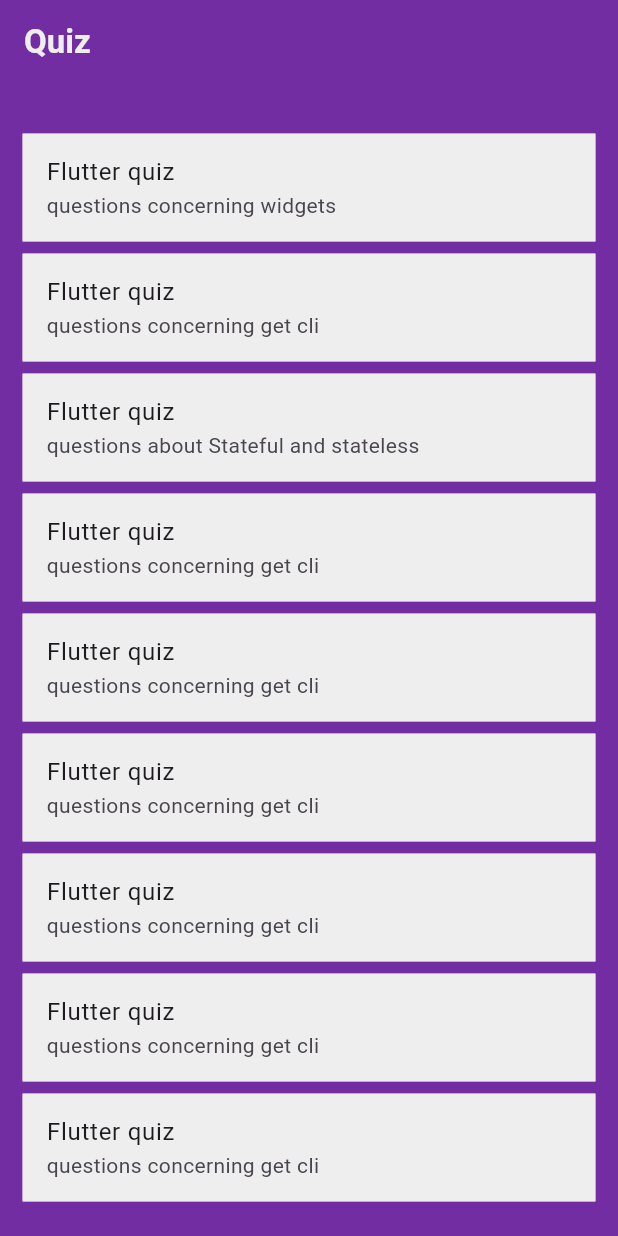
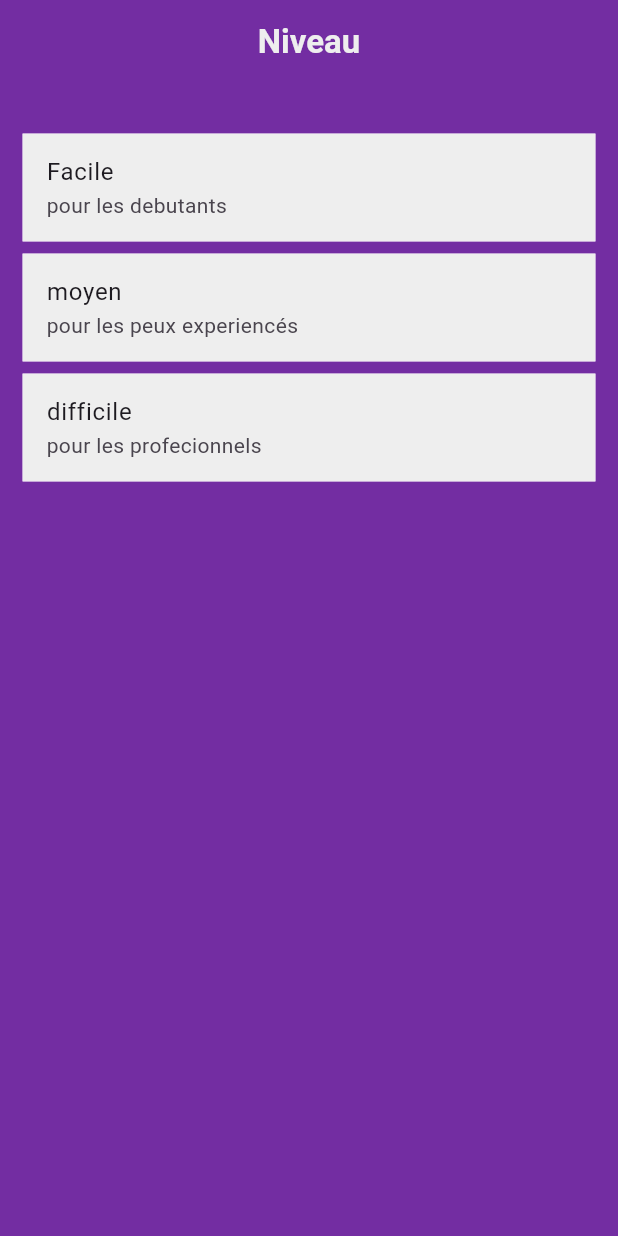
Before and after one commit to moalla-ines/codecrafter, a Flutter app: the screen it shows after launch, on a phone screen of 412 x 824 dp. Run offline on Flutter 3.47's test engine with Material 3 defaults, Android fonts, the phone set to English and light mode, and no system bars; our stand-ins replace get, google_nav_bar.

Commit message:
first commit

```diff
--- /dev/null
+++ b/lib/app/modules/niveau/bindings/niveau_binding.dart
@@ -0,0 +1,12 @@
+import 'package:get/get.dart';
+
+import '../controllers/niveau_controller.dart';
+
+class NiveauBinding extends Bindings {
+  @override
+  void dependencies() {
+    Get.lazyPut<NiveauController>(
+      () => NiveauController(),
+    );
+  }
+}
--- /dev/null
+++ b/lib/app/modules/niveau/controllers/niveau_controller.dart
@@ -0,0 +1,23 @@
+import 'package:get/get.dart';
+
+class NiveauController extends GetxController {
+  //TODO: Implement NiveauController
+
+  final count = 0.obs;
+  @override
+  void onInit() {
+    super.onInit();
+  }
+
+  @override
+  void onReady() {
+    super.onReady();
+  }
+
+  @override
+  void onClose() {
+    super.onClose();
+  }
+
+  void increment() => count.value++;
+}
--- /dev/null
+++ b/lib/app/modules/niveau/views/niveau_view.dart
@@ -0,0 +1,94 @@
+import 'package:codecrafter/app/modules/quiz/views/quiz_view.dart';
+import 'package:flutter/material.dart';
+
+import 'package:get/get.dart';
+
+import '../controllers/niveau_controller.dart';
+
+class NiveauView extends GetView<NiveauController> {
+  const NiveauView({Key? key}) : super(key: key);
+
+  @override
+  Widget build(BuildContext context) {
+    return Scaffold(
+        backgroundColor: Color(0xFFF732DA2),
+
+
+      appBar: AppBar(
+        backgroundColor: const Color(0xFFF732DA2) ,
+        title: Text('Niveau', style: TextStyle(color: Colors.grey.shade200, fontWeight: FontWeight.bold),   ),
+        centerTitle: true,
+      ),
+      body: SingleChildScrollView(
+
+        child: Center(
+          child: Container(
+            padding: EdgeInsets.all(15),
+            child: Column(
+              mainAxisAlignment: MainAxisAlignment.center,
+              children: <Widget>[
+                SizedBox(height: 10),
+                buildHeroTile(
+                  context,
+                  'niveau 01 ',
+                  'Facile',
+                  'pour les debutants',
+                  Colors.grey.shade200,
+                  SizedBox(height: 2),
+                  Container(
+                    padding: EdgeInsets.all(3),
+                  ),
+                ),
+                buildHeroTile(
+                  context,
+                  ' niveau 02',
+                  'moyen',
+                  'pour les peux experiencés',
+                  Colors.grey.shade200,
+                  SizedBox(height: 2),
+                  Container(
+                    padding: EdgeInsets.all(3),
+                  ),
+                ),
+                buildHeroTile(
+                  context,
+                  'niveau 03',
+                  'difficile  ',
+                  'pour les profecionnels',
+                  Colors.grey.shade200,
+                  SizedBox(height: 2),
+                  Container(
+                    padding: EdgeInsets.all(3),
+                  ),
+                ),
+              ],
+            ),
+          ),
+        ),
+      ),
+    );
+  }
+
+  Widget buildHeroTile(BuildContext context, String tag, String title,
+      String subtitle, Color tileColor, Widget? sizedBox, Widget? container) {
+    return Column(
+      children: [
+        if (sizedBox != null) sizedBox,
+        if (container != null) container,
+        Hero(
+          tag: tag,
+          child: Material(
+            child: ListTile(
+              title: Text(title),
+              subtitle: Text(subtitle),
+              tileColor: tileColor,
+              onTap: () {
+                Get.to(QuizView());
+              },
+            ),
+          ),
+        ),
+      ],
+    );
+  }
+}
--- a/lib/app/modules/quiz/views/quiz_view.dart
+++ b/lib/app/modules/quiz/views/quiz_view.dart
@@ -9,12 +9,9 @@ class QuizView extends StatelessWidget {
       backgroundColor: Color(0xFFF732DA2),
       appBar: AppBar(
         backgroundColor: const Color(0xFFF732DA2) ,
-        title: Text(
-        'Quiz',
-          textAlign: TextAlign.center,
-        style: TextStyle(color: Colors.grey.shade200, fontWeight: FontWeight.bold),
+        title: Text('Quiz', style: TextStyle(color: Colors.grey.shade200, fontWeight: FontWeight.bold),   ),
+          centerTitle: true,
 
-      ),
       ),
 
       body: SingleChildScrollView(
--- a/lib/app/routes/app_pages.dart
+++ b/lib/app/routes/app_pages.dart
@@ -6,6 +6,8 @@ import '../modules/inscription/bindings/inscription_binding.dart';
 import '../modules/inscription/views/inscription_view.dart';
 import '../modules/login/bindings/login_binding.dart';
 import '../modules/login/views/login_view.dart';
+import '../modules/niveau/bindings/niveau_binding.dart';
+import '../modules/niveau/views/niveau_view.dart';
 import '../modules/profile/bindings/profile_binding.dart';
 import '../modules/profile/views/profile_view.dart';
 import '../modules/quiz/bindings/quiz_binding.dart';
@@ -16,7 +18,7 @@ part 'app_routes.dart';
 class AppPages {
   AppPages._();
 
-  static const INITIAL = Routes.QUIZ;
+  static const INITIAL = Routes.NIVEAU;
 
   static final routes = [
     GetPage(
@@ -44,5 +46,10 @@ class AppPages {
       page: () => const ProfileView(),
       binding: ProfileBinding(),
     ),
+    GetPage(
+      name: _Paths.NIVEAU,
+      page: () => const NiveauView(),
+      binding: NiveauBinding(),
+    ),
   ];
 }
--- a/lib/app/routes/app_routes.dart
+++ b/lib/app/routes/app_routes.dart
@@ -8,6 +8,7 @@ abstract class Routes {
   static const INSCRIPTION = _Paths.INSCRIPTION;
   static const QUIZ = _Paths.QUIZ;
   static const PROFILE = _Paths.PROFILE;
+  static const NIVEAU = _Paths.NIVEAU;
 }
 
 abstract class _Paths {
@@ -17,4 +18,5 @@ abstract class _Paths {
   static const INSCRIPTION = '/inscription';
   static const QUIZ = '/quiz';
   static const PROFILE = '/profile';
+  static const NIVEAU = '/niveau';
 }
```
